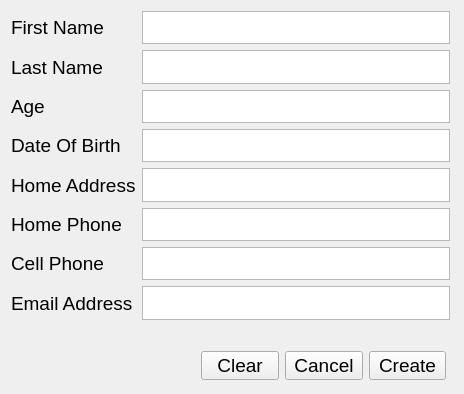
rohitrtk/SimpleRegistry, file SimpleRegistry/SRCreateUser.ui: the form before one commit.
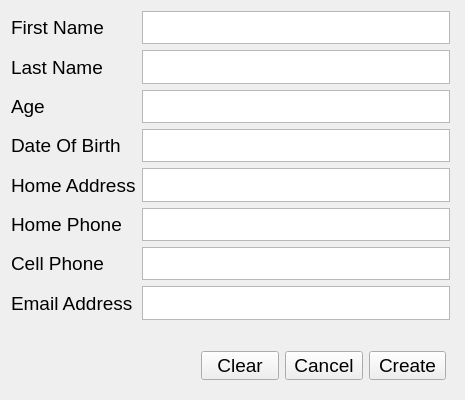
The form after the commit.

```diff
--- a/SimpleRegistry/SRCreateUser.ui
+++ b/SimpleRegistry/SRCreateUser.ui
@@ -6,8 +6,8 @@
    <rect>
     <x>0</x>
     <y>0</y>
-    <width>464</width>
-    <height>394</height>
+    <width>465</width>
+    <height>400</height>
    </rect>
   </property>
   <property name="sizePolicy">
```
Left out of the diff: 16 changed lines with no effect on the pictures.
